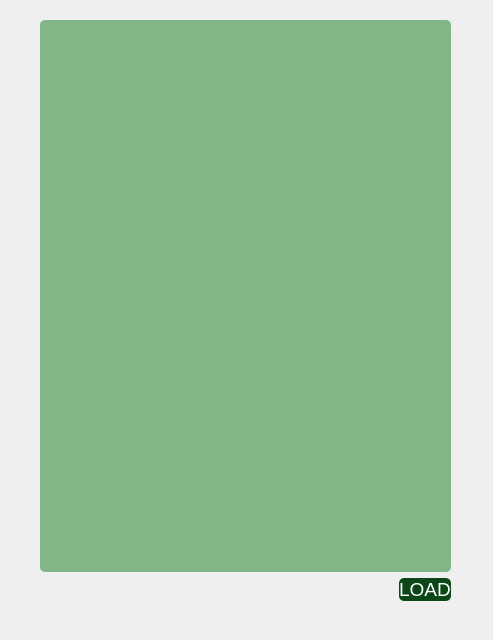
Above: loaddialog.ui from EL96cpp/GameOfLife before the change. Below: the same form after it.
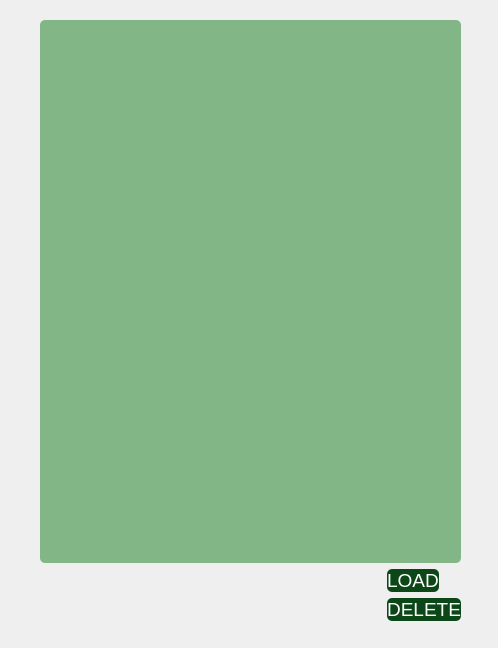
That is the form after the change. Icons and pictures are not drawn.

Commit message: Added deletion of txt files to loaddialog

Patch:
```diff
--- a/loaddialog.ui
+++ b/loaddialog.ui
@@ -6,8 +6,8 @@
    <rect>
     <x>0</x>
     <y>0</y>
-    <width>493</width>
-    <height>640</height>
+    <width>498</width>
+    <height>648</height>
    </rect>
   </property>
   <property name="windowTitle">
@@ -41,8 +41,8 @@
     <rect>
      <x>40</x>
      <y>20</y>
-     <width>411</width>
-     <height>581</height>
+     <width>421</width>
+     <height>601</height>
     </rect>
    </property>
    <layout class="QVBoxLayout" name="verticalLayout">
@@ -73,6 +73,8 @@
        </spacer>
       </item>
       <item>
+       <layout class="QVBoxLayout" name="verticalLayout_2">
+        <item>
        <widget class="QPushButton" name="LoadButton">
         <property name="sizePolicy">
          <sizepolicy hsizetype="Fixed" vsizetype="Fixed">
@@ -87,6 +89,18 @@
          <string>LOAD</string>
         </property>
        </widget>
+        </item>
+        <item>
+         <widget class="QPushButton" name="DeleteButton">
+          <property name="styleSheet">
+           <string notr="true">min-width: 4.5em;</string>
+          </property>
+          <property name="text">
+           <string>DELETE</string>
+          </property>
+         </widget>
+        </item>
+       </layout>
       </item>
      </layout>
     </item>
```
Left out of the diff: 2 changed lines with no effect on the pictures. Lines whose indentation alone changed are shown as unchanged. The commit also changes 4 other files.
